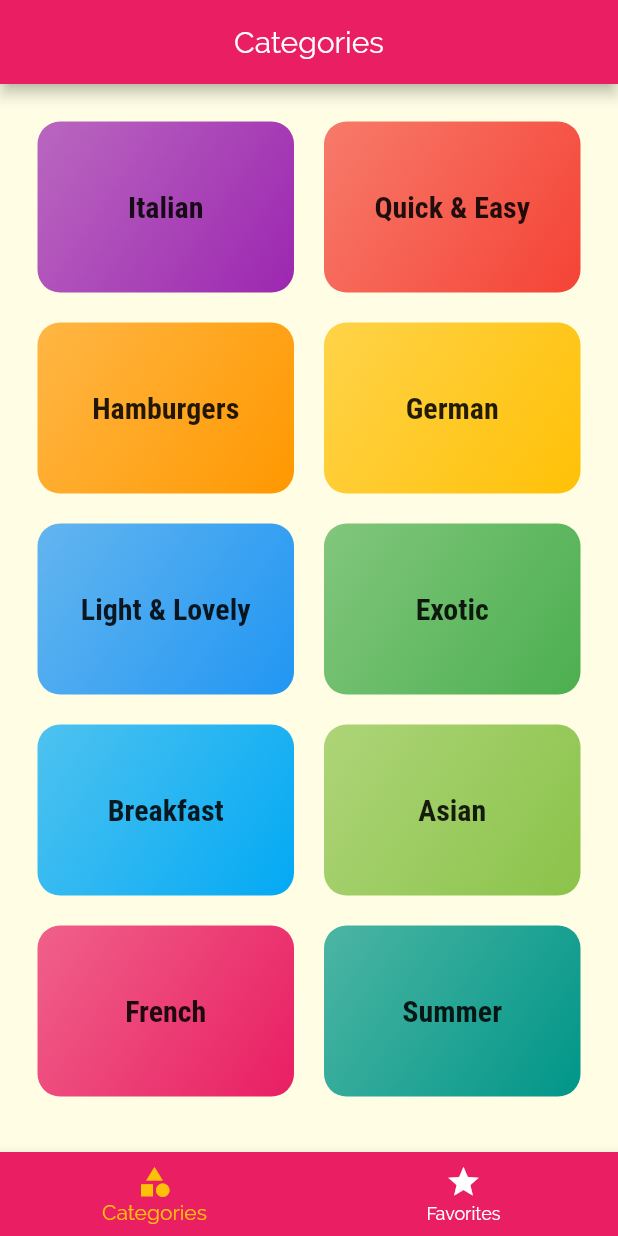
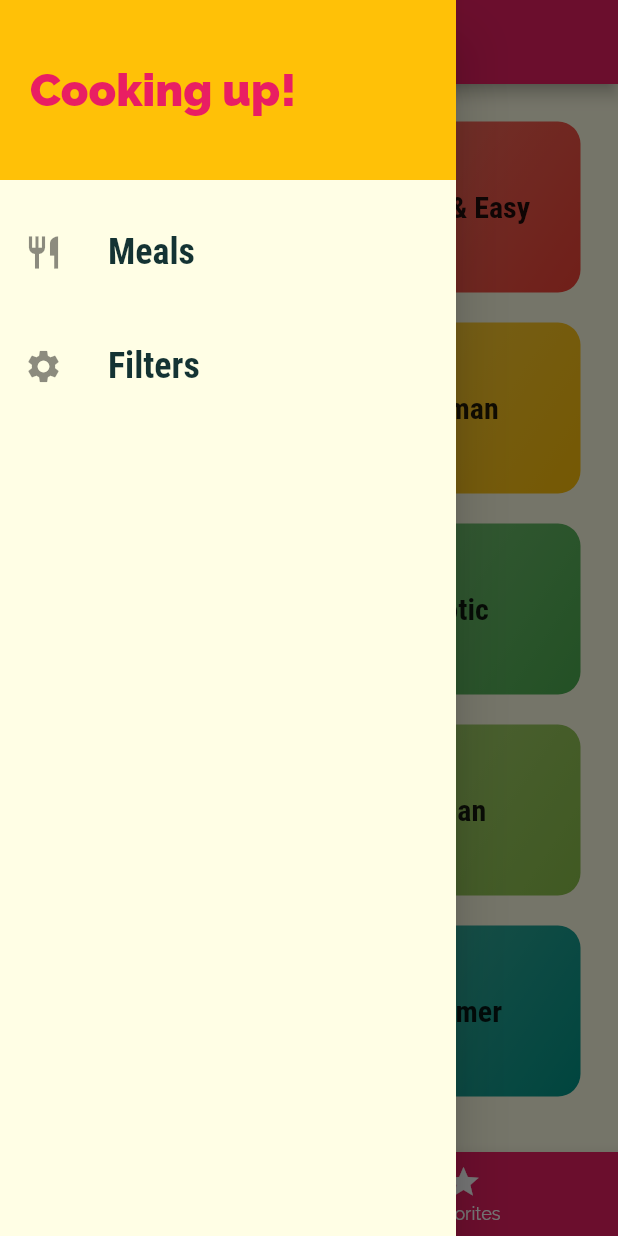
Before and after one commit to EdYuTo/flutter-meals-app, a Flutter app: the screen it shows after launch, with the side drawer open (before the commit the screen has no drawer), on a phone screen of 412 x 824 dp. Run offline on Flutter 3.47's test engine with Material 2 defaults, Android fonts, the phone set to English and light mode, and no system bars.

Commit message:
add drawer and gamb to make delete work

```diff
--- a/lib/main.dart
+++ b/lib/main.dart
@@ -1,5 +1,6 @@
 import 'package:flutter/material.dart';
 import 'package:meals_app/screens/category_meals_screen.dart';
+import 'package:meals_app/screens/filters_screen.dart';
 import 'package:meals_app/screens/meal_detail_screen.dart';
 import 'package:meals_app/screens/tabs_screen.dart';
 
@@ -37,6 +38,7 @@ class MyApp extends StatelessWidget {
         '/': (ctx) => TabsScreen(),
         CategoryMealsScreen.routeName: (ctx) => CategoryMealsScreen(),
         MealDetailScreen.routeName: (ctx) => MealDetailScreen(),
+        FiltersScreen.routeName: (ctx) => FiltersScreen(),
       },
       onUnknownRoute: (settings) {
         return MaterialPageRoute(builder: (ctx) => CategoriesScreen());
--- /dev/null
+++ b/lib/screens/filters_screen.dart
@@ -0,0 +1,17 @@
+import 'package:flutter/material.dart';
+import 'package:meals_app/widgets/main_drawer.dart';
+
+class FiltersScreen extends StatelessWidget {
+  static const routeName = '/filters';
+
+  @override
+  Widget build(BuildContext context) {
+    return Scaffold(
+      appBar: AppBar(title: Text('Your Filters'),),
+      drawer: MainDrawer(),
+      body: Center(
+        child: Text('Filters!'),
+      ),
+    );
+  }
+}
--- a/lib/screens/meal_detail_screen.dart
+++ b/lib/screens/meal_detail_screen.dart
@@ -101,6 +101,12 @@ class MealDetailScreen extends StatelessWidget {
           ],
         ),
       ),
+      floatingActionButton: FloatingActionButton(
+        child: Icon(Icons.delete),
+        onPressed: () {
+          Navigator.of(context).pop(mealId);
+        },
+      ),
     );
   }
 }
--- a/lib/screens/tabs_screen.dart
+++ b/lib/screens/tabs_screen.dart
@@ -1,6 +1,7 @@
 import 'package:flutter/material.dart';
 import 'package:meals_app/screens/categories_screen.dart';
 import 'package:meals_app/screens/favorites_screen.dart';
+import 'package:meals_app/widgets/main_drawer.dart';
 
 class TabsScreen extends StatefulWidget {
   @override
@@ -33,6 +34,7 @@ class _TabsScreenState extends State<TabsScreen> {
           ),
         ),
       ),
+      drawer: MainDrawer(),
       body: _pages[_selectedPageIndex]['page'],
       bottomNavigationBar: BottomNavigationBar(
         onTap: _selectPage,
--- /dev/null
+++ b/lib/widgets/main_drawer.dart
@@ -0,0 +1,57 @@
+import 'package:flutter/material.dart';
+import 'package:meals_app/screens/filters_screen.dart';
+
+class MainDrawer extends StatelessWidget {
+  Widget buildListTile(String title, IconData icon, Function onClick) {
+    return ListTile(
+      leading: Icon(
+        icon,
+        size: 26,
+      ),
+      title: Text(
+        title,
+        style: TextStyle(
+            fontFamily: 'RobotoCondensed',
+            fontSize: 24,
+            fontWeight: FontWeight.bold),
+      ),
+      onTap: onClick,
+    );
+  }
+
+  @override
+  Widget build(BuildContext context) {
+    return Drawer(
+      child: Column(
+        children: [
+          Container(
+            height: 120,
+            width: double.infinity,
+            padding: EdgeInsets.all(20),
+            alignment: Alignment.centerLeft,
+            color: Theme.of(context).accentColor,
+            child: Text(
+              'Cooking up!',
+              style: TextStyle(
+                  fontWeight: FontWeight.w900,
+                  fontSize: 30,
+                  color: Theme.of(context).primaryColor),
+            ),
+          ),
+          SizedBox(
+            height: 20,
+          ),
+          buildListTile('Meals', Icons.restaurant, () {
+            Navigator.of(context).pushReplacementNamed('/');
+          }),
+          SizedBox(
+            height: 20,
+          ),
+          buildListTile('Filters', Icons.settings, () {
+            Navigator.of(context).pushReplacementNamed(FiltersScreen.routeName);
+          }),
+        ],
+      ),
+    );
+  }
+}
```
Also changed, not shown: lib/screens/category_meals_screen.dart (+41 -11 lines), lib/widgets/meal_item.dart (+9 -1 lines).
